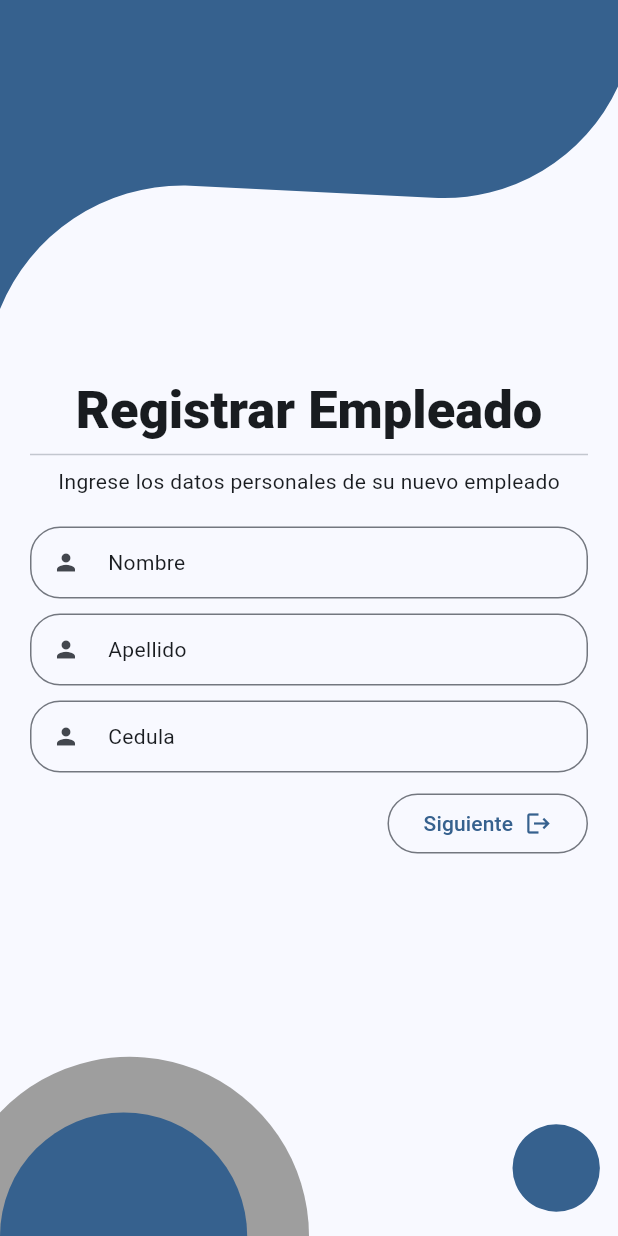
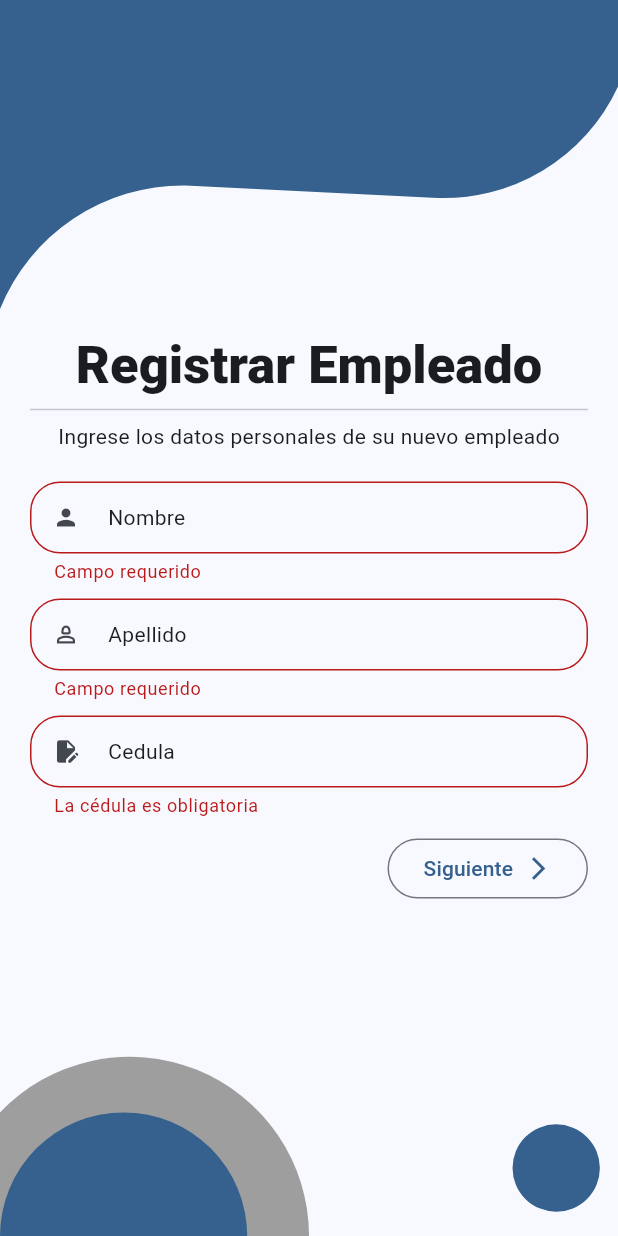
Before and after one commit to MateoLl1/TestApp, a Flutter app: the screen it shows after launch, after a tap on "Siguiente", on a phone screen of 412 x 824 dp. Run offline on Flutter 3.47's test engine with Material 3 defaults, Android fonts, the phone set to English and light mode, and no system bars; our stand-ins replace flutter_riverpod, go_router.

```diff
--- /dev/null
+++ b/lib/presentation/providers/data_provider.dart
@@ -0,0 +1,16 @@
+
+
+import 'package:flutter_riverpod/flutter_riverpod.dart';
+
+final nombreProvider = StateProvider<String>((ref) {
+  return '';
+});
+
+final apellidoProvider = StateProvider<String>((ref) {
+  return '';
+});
+
+
+final cedulaProvider = StateProvider<String>((ref) {
+  return '';
+});
--- a/lib/presentation/screens/home/home_screen.dart
+++ b/lib/presentation/screens/home/home_screen.dart
@@ -1,9 +1,8 @@
-
-
 import 'package:flutter/material.dart';
 import 'package:test_app/presentation/screens/painters/home_painter.dart';
+import 'package:test_app/presentation/widgets/helpers/show_snackbar.dart';
+import 'package:test_app/presentation/widgets/helpers/validar_cedula.dart';
 import 'package:test_app/presentation/widgets/textformfield/custom_text_form_field.dart';
-
 
 class HomeScreen extends StatefulWidget {
   const HomeScreen({super.key});
@@ -13,6 +12,9 @@ class HomeScreen extends StatefulWidget {
 }
 
 class _HomeScreenState extends State<HomeScreen> {
+  // Agrega el controlador de página
+  final PageController _pageController = PageController();
+
   @override
   Widget build(BuildContext context) {
     final colors = Theme.of(context).colorScheme;
@@ -20,97 +22,212 @@ class _HomeScreenState extends State<HomeScreen> {
       resizeToAvoidBottomInset: false,
       body: Stack(
         children: [
-
           CustomPaint(
             painter: HomePainter(color: colors.primary),
             child: PageView(
-              children: const [
-                FormHome1(),
-                Placeholder(),
-
+              controller: _pageController, // Asocia el controlador de página
+              children: [
+                FormHome1(pageController: _pageController),
+                const FormView3(),
               ],
             ),
           )
+        ],
+      ),
+    );
+  }
 
-        ],
-      )
-    );
+  @override
+  void dispose() {
+    _pageController.dispose(); // Libera el controlador al finalizar
+    super.dispose();
   }
 }
 
+class FormHome1 extends StatefulWidget {
+  final PageController pageController;
 
-class FormHome1 extends StatefulWidget {
-  const FormHome1({super.key});
+  const FormHome1({super.key, required this.pageController});
 
   @override
   State<FormHome1> createState() => _FormHome1State();
 }
 
 class _FormHome1State extends State<FormHome1> {
-
   final _nameFocusNode = FocusNode();
   final _lastnameFocusNode = FocusNode();
   final _cedulaFocusNode = FocusNode();
+  final _formKey = GlobalKey<FormState>();
 
   @override
   Widget build(BuildContext context) {
     final textStyle = Theme.of(context).textTheme;
-    return  Padding(
-      padding: const EdgeInsetsDirectional.symmetric(horizontal: 20,vertical: 10),
+    return Padding(
+      padding: const EdgeInsetsDirectional.symmetric(horizontal: 20, vertical: 10),
+      child: Form(
+        key: _formKey,
         child: Column(
           mainAxisAlignment: MainAxisAlignment.center,
           children: [
-
             Text(
               'Registrar Empleado',
               style: textStyle.titleLarge?.copyWith(
                 fontWeight: FontWeight.w800,
-              fontSize: 35
+                fontSize: 35,
               ),
             ),
             const Divider(),
             const Text('Ingrese los datos personales de su nuevo empleado'),
-          const SizedBox(height: 20,),
+            const SizedBox(height: 20),
             CustomTextFormField(
               label: 'Nombre',
               hintText: 'John',
               icon: Icons.person,
               focusNode: _nameFocusNode,
+              validator: (value) {
+                if(value!.trim().isEmpty) return 'Campo requerido';
+                return null;
+              },
+              onChanged: (value) {
+                _formKey.currentState?.validate();
+              },
             ),
-
-          const SizedBox(height: 10,),
+            const SizedBox(height: 10),
             CustomTextFormField(
               label: 'Apellido',
               hintText: 'Doe',
-            icon: Icons.person,
+              icon: Icons.person_2_outlined,
               focusNode: _lastnameFocusNode,
+              onChanged: (value) {
+                _formKey.currentState?.validate();
+              },
+              validator: (value) {
+                if(value!.trim().isEmpty) return 'Campo requerido';
+                return null;
+              },
             ),
-          const SizedBox(height: 10,),
+            const SizedBox(height: 10),
             CustomTextFormField(
               label: 'Cedula',
               hintText: 'Ejm: 1756147899',
-            icon: Icons.person,
+              icon: Icons.edit_document,
               focusNode: _cedulaFocusNode,
+              validator: validarCedulaEcuatoriana,
+              onChanged: (value) {
+                _formKey.currentState?.validate();
+              },
             ),
-
-
-          const SizedBox(height: 10,),
+            const SizedBox(height: 10),
             Align(
               alignment: Alignment.centerRight,
               child: OutlinedButton(
-              onPressed: () {},
+                onPressed: () {
+
+                  final isValid = _formKey.currentState?.validate();
+                  if(!isValid!) return;
+                  // MOVIEMIENTO
+                  widget.pageController.nextPage(
+                    duration: const Duration(milliseconds: 300),
+                    curve: Curves.easeInOut,
+                  );
+
+
+                },
                 child: const Row(
                   mainAxisSize: MainAxisSize.min,
                   children: [
                     Text('Siguiente'),
                     SizedBox(width: 8),
-                  Icon(Icons.logout),
+                    Icon(Icons.arrow_forward_ios),
                   ],
                 ),
               ),
             ),
+          ],
+        ),
+      ),
+    );
+  }
+}
+
+class FormView3 extends StatefulWidget {
+  const FormView3({super.key});
+
+  @override
+  State<FormView3> createState() => _FormView3State();
+}
+
+class _FormView3State extends State<FormView3> {
 
 
+
+
+  @override
+  Widget build(BuildContext context) {
+    final textStyle = Theme.of(context).textTheme;
+    return Padding(
+      padding: const EdgeInsetsDirectional.symmetric(horizontal: 20, vertical: 10),
+      child: Column(
+        mainAxisAlignment: MainAxisAlignment.center,
+        children: [
+          Text(
+            'Tipo de empleado',
+            style: textStyle.titleLarge?.copyWith(
+              fontWeight: FontWeight.w800,
+              fontSize: 35,
+            ),
+          ),
+          const Divider(),
+          const SizedBox(height: 20),
+
+          const SizedBox(height: 10),
+
+          // Dropdown para Cargo
+          DropdownButtonFormField<String>(
+            decoration: const InputDecoration(
+              labelText: 'Cargo',
+              border: OutlineInputBorder(),
+              prefixIcon: Icon(Icons.work),
+            ),
+            items: const [
+              DropdownMenuItem(value: 'Supervisor', child: Text('Supervisor')),
+              DropdownMenuItem(value: 'Líder', child: Text('Líder')),
+              DropdownMenuItem(value: 'Operario', child: Text('Operario')),
+            ],
+            onChanged: (value) {},
+          ),
+          const SizedBox(height: 10),
+
+          // Dropdown para Área
+          DropdownButtonFormField<String>(
+            decoration: const InputDecoration(
+              labelText: 'Área',
+              border: OutlineInputBorder(),
+              prefixIcon: Icon(Icons.apartment),
+            ),
+            items: const [
+              DropdownMenuItem(value: 'Financiera', child: Text('Financiera')),
+              DropdownMenuItem(value: 'Talento Humano', child: Text('Talento Humano')),
+              DropdownMenuItem(value: 'Operaciones', child: Text('Operaciones')),
+            ],
+            onChanged: (value) {},
+          ),
+          const SizedBox(height: 10),
+
+
+          const SizedBox(height: 20),
+
+          SizedBox(
+            width: double.infinity,
+            child: OutlinedButton(
+              onPressed: (){
+                ejecutarMensaje(context, 'Empleado registrado');
+
+              },
+              child: const Text('Guardar'),
+
+            ),
+          )
         ],
       ),
     );
--- /dev/null
+++ b/lib/presentation/widgets/helpers/show_snackbar.dart
@@ -0,0 +1,13 @@
+
+
+import 'package:flutter/material.dart';
+
+void ejecutarMensaje(BuildContext context,String mensaje){
+  ScaffoldMessenger.of(context).removeCurrentSnackBar();
+  ScaffoldMessenger.of(context).showSnackBar(
+    SnackBar(
+      duration: const Duration(seconds: 2),
+      content: Text(mensaje)
+    )
+  );
+}
--- /dev/null
+++ b/lib/presentation/widgets/helpers/validar_cedula.dart
@@ -0,0 +1,38 @@
+String? validarCedulaEcuatoriana(String? cedula) {
+  if (cedula == null || cedula.isEmpty) {
+    return 'La cédula es obligatoria';
+  }
+  if (cedula.length != 10) {
+    return 'La cédula debe tener 10 dígitos';
+  }
+
+  final int provincia = int.parse(cedula.substring(0, 2));
+  if (provincia < 1 || provincia > 24) {
+    return 'Los dos primeros dígitos no corresponden a ninguna provincia';
+  }
+
+  final int tercerDigito = int.parse(cedula[2]);
+  if (tercerDigito < 0 || tercerDigito > 5) {
+    return 'El tercer dígito no es válido';
+  }
+
+  final List<int> coeficientes = [2, 1, 2, 1, 2, 1, 2, 1, 2];
+  int suma = 0;
+
+  for (int i = 0; i < coeficientes.length; i++) {
+    int digito = int.parse(cedula[i]) * coeficientes[i];
+    if (digito >= 10) digito -= 9;
+    suma += digito;
+  }
+
+  final int digitoVerificador = int.parse(cedula[9]);
+  int decenaSuperior = ((suma + 9) ~/ 10) * 10;
+  int calculadoVerificador = decenaSuperior - suma;
+
+  if (calculadoVerificador == 10) calculadoVerificador = 0;
+  if (calculadoVerificador != digitoVerificador) {
+    return 'La cédula es inválida';
+  }
+
+  return null; // Cédula válida
+}
```
Lines whose indentation alone changed are shown as unchanged.
